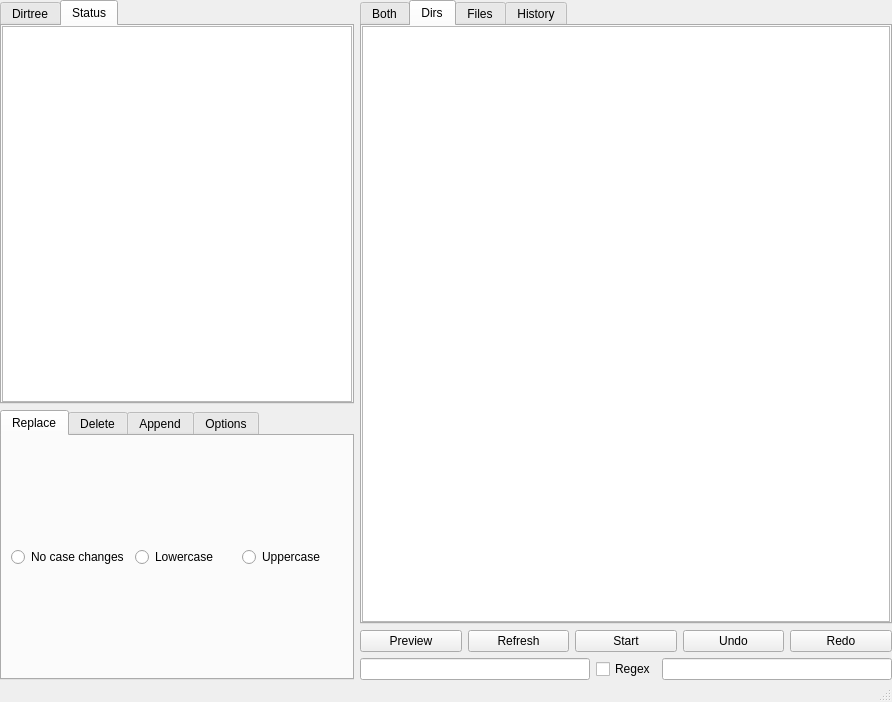
Old version of the form gui/filebrowser/filebrowser.ui in the repository gmdfalk/60-days-of-python.
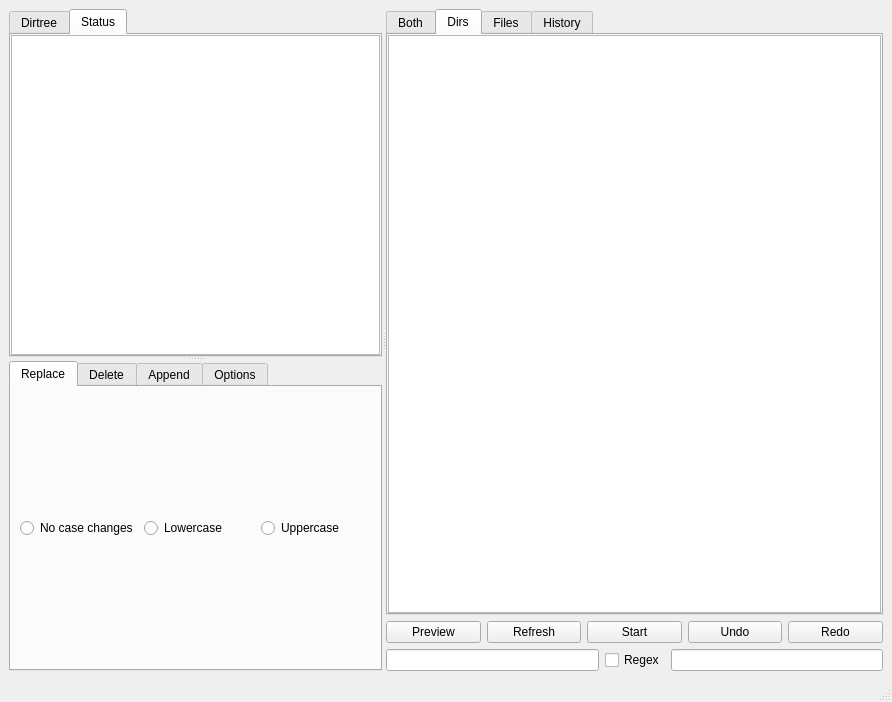
New version of the form.

What changed in the file:
```diff
--- a/gui/filebrowser/filebrowser.ui
+++ b/gui/filebrowser/filebrowser.ui
@@ -14,13 +14,16 @@
    <string>MainWindow</string>
   </property>
   <widget class="QWidget" name="mainwidget">
-   <layout class="QHBoxLayout" name="mainlayout" stretch="2,3">
-    <property name="margin">
-     <number>0</number>
-    </property>
+   <layout class="QHBoxLayout" name="horizontalLayout_6">
     <item>
-     <layout class="QVBoxLayout" name="leftlayout" stretch="3,2">
-      <item>
+     <widget class="QSplitter" name="splitter_2">
+      <property name="orientation">
+       <enum>Qt::Horizontal</enum>
+      </property>
+      <widget class="QSplitter" name="splitter">
+       <property name="orientation">
+        <enum>Qt::Vertical</enum>
+       </property>
        <widget class="QTabWidget" name="treewidget">
         <property name="currentIndex">
          <number>1</number>
@@ -57,8 +60,6 @@
          </layout>
         </widget>
        </widget>
-      </item>
-      <item>
        <widget class="QTabWidget" name="actiontabs">
         <property name="currentIndex">
          <number>0</number>
@@ -161,10 +162,8 @@
          <zorder>statuscheck</zorder>
         </widget>
        </widget>
-      </item>
-     </layout>
-    </item>
-    <item>
+      </widget>
+      <widget class="QWidget" name="horizontalLayoutWidget_2">
      <layout class="QVBoxLayout" name="rightlayout" stretch="0,0">
       <property name="spacing">
        <number>6</number>
@@ -295,6 +294,8 @@
        </layout>
       </item>
      </layout>
+      </widget>
+     </widget>
     </item>
    </layout>
    <zorder>verticalLayoutWidget_3</zorder>
```
Lines whose indentation alone changed are shown as unchanged.
